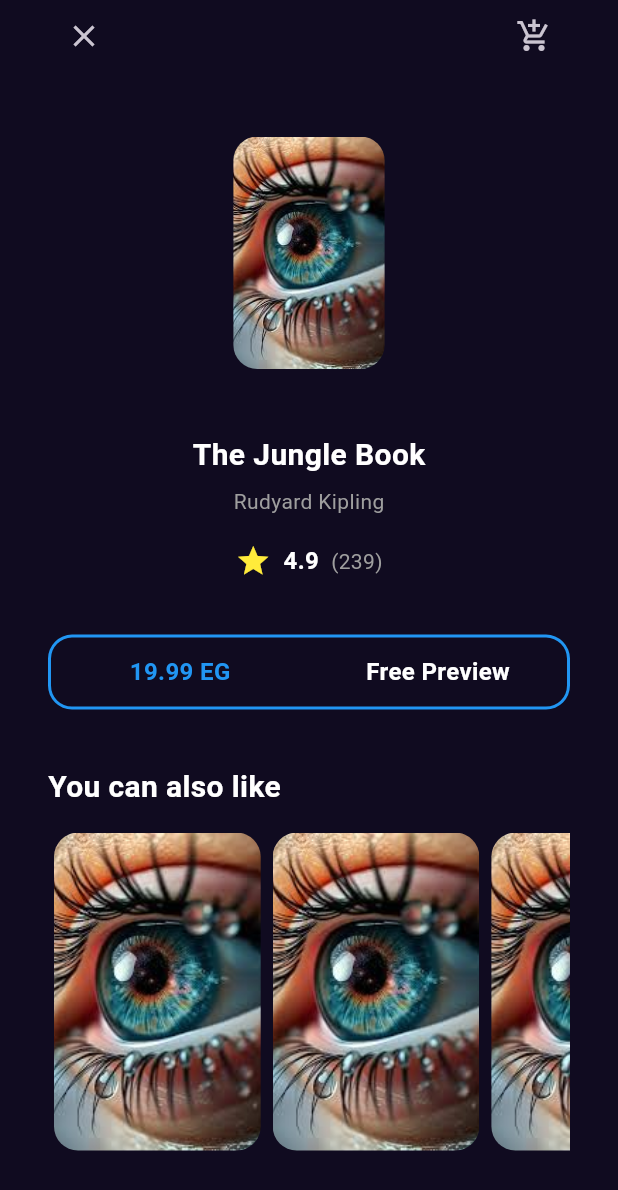
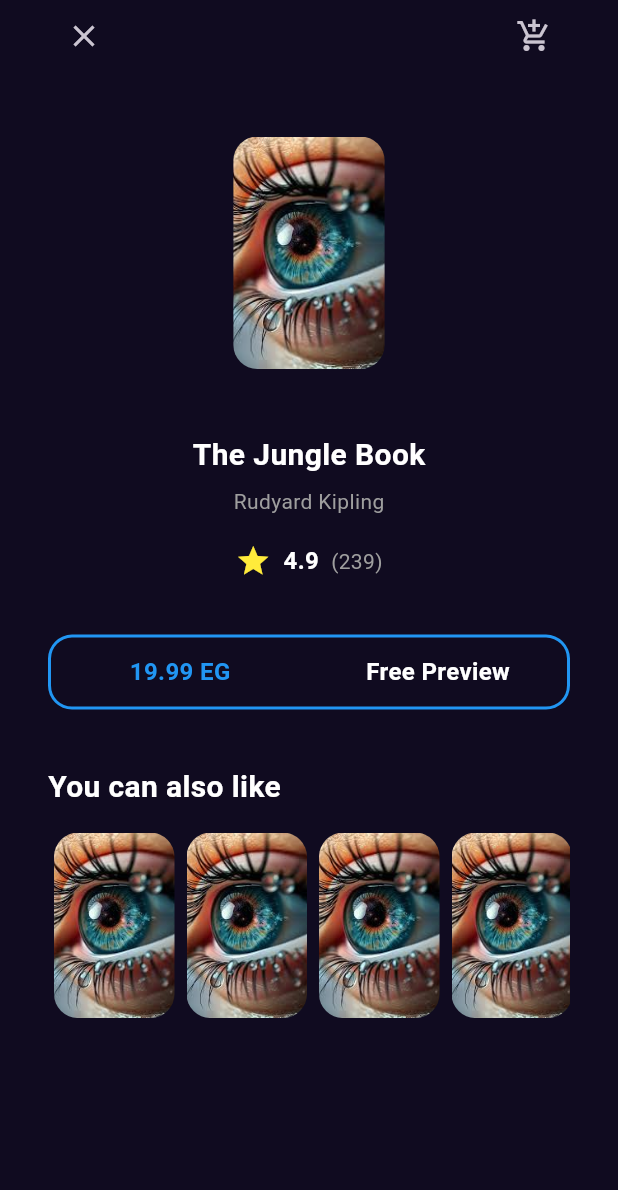
Before and after one commit to AhmedSaleh74/BooklyApp-Clean-Arch-, a Flutter app: the BookDetailsView screen opened by its route, on a phone screen of 412 x 824 dp. Shown: the top 1190 px of the screen. Run offline on Flutter 3.47's test engine with Material 3 defaults, Android fonts, the phone set to English and light mode, and no system bars; our stand-ins replace go_router.

Commit message:
refactor: organize project structure and clean up code

```diff
--- /dev/null
+++ b/lib/features/home/presentation/views/widgets/book_details_section.dart
@@ -0,0 +1,35 @@
+import 'package:flutter/material.dart';
+
+import '../../../../../core/utils/styles.dart';
+import 'book_rating.dart';
+import 'books_action.dart';
+import 'custom_book_image.dart';
+
+class BookDetailsSection extends StatelessWidget {
+  const BookDetailsSection({super.key});
+
+  @override
+  Widget build(BuildContext context) {
+    return Column(
+      children: [
+        Padding(
+          padding: EdgeInsets.symmetric(
+            horizontal: MediaQuery.of(context).size.width * 0.3,
+          ),
+          child: const CustomBookImage(),
+        ),
+        const SizedBox(height: 43),
+        Text(
+          'The Jungle Book',
+          style: Styles.titleMedium.copyWith(color: Colors.white),
+        ),
+        const SizedBox(height: 6),
+        Text('Rudyard Kipling', style: Styles.caption),
+        const SizedBox(height: 18),
+        const BookRating(mainAxisAlignment: MainAxisAlignment.center),
+        const SizedBox(height: 37),
+        const BooksAction(),
+      ],
+    );
+  }
+}
--- a/lib/features/home/presentation/views/widgets/book_details_view_body.dart
+++ b/lib/features/home/presentation/views/widgets/book_details_view_body.dart
@@ -1,10 +1,6 @@
-import 'package:bookly/core/utils/styles.dart';
-import 'package:bookly/features/home/presentation/views/widgets/book_rating.dart';
-import 'package:bookly/features/home/presentation/views/widgets/custom_book_image.dart';
-import 'package:bookly/features/home/presentation/views/widgets/similar_books_listview.dart';
+import 'package:bookly/features/home/presentation/views/widgets/book_details_section.dart';
+import 'package:bookly/features/home/presentation/views/widgets/similar_books_section.dart';
 import 'package:flutter/material.dart';
-
-import 'books_action.dart';
 import 'custom_book_details_appbar.dart';
 
 class BookDetailsViewBody extends StatelessWidget {
@@ -12,43 +8,25 @@ class BookDetailsViewBody extends StatelessWidget {
 
   @override
   Widget build(BuildContext context) {
-    return Padding(
+    return CustomScrollView(
+      slivers: [
+        SliverFillRemaining(
+          hasScrollBody: false,
+          child: Padding(
             padding: const EdgeInsets.symmetric(horizontal: 32.0),
             child: Column(
               children: [
                 const CustomBookDetailsAppBar(),
                 const SizedBox(height: 43),
-          Flexible(
-            child: Padding(
-              padding: EdgeInsets.symmetric(
-                horizontal: MediaQuery.of(context).size.width * 0.3,
-              ),
-              child: const CustomBookImage(),
+                const BookDetailsSection(),
+                const SizedBox(height: 37),
+                const SimilarBooksSection(),
+                const SizedBox(height: 16),
+              ],
             ),
           ),
-          const SizedBox(height: 43),
-          Text(
-            'The Jungle Book',
-            style: Styles.titleMedium.copyWith(color: Colors.white),
         ),
-          const SizedBox(height: 6),
-          Text('Rudyard Kipling', style: Styles.caption),
-          const SizedBox(height: 18),
-          const BookRating(mainAxisAlignment: MainAxisAlignment.center),
-          const SizedBox(height: 37),
-          const BooksAction(),
-          const SizedBox(height: 37),
-          Align(
-            alignment: Alignment.centerLeft,
-            child: Text(
-              'You can also like',
-              style: Styles.titleMedium.copyWith(color: Colors.white),
-            ),
-          ),
-          const SizedBox(height: 16),
-          Expanded(child: SimilarBooksListview()),
       ],
-      ),
     );
   }
 }
--- a/lib/features/home/presentation/views/widgets/similar_books_listview.dart
+++ b/lib/features/home/presentation/views/widgets/similar_books_listview.dart
@@ -8,7 +8,7 @@ class SimilarBooksListview extends StatelessWidget {
   @override
   Widget build(BuildContext context) {
     return SizedBox(
-      height: MediaQuery.sizeOf(context).height * .1,
+      height: MediaQuery.sizeOf(context).height * .15,
       child: ScrollConfiguration(
         behavior: ScrollConfiguration.of(context).copyWith(
           scrollbars: true,
--- /dev/null
+++ b/lib/features/home/presentation/views/widgets/similar_books_section.dart
@@ -0,0 +1,23 @@
+import 'package:bookly/features/home/presentation/views/widgets/similar_books_listview.dart';
+import 'package:flutter/material.dart';
+
+import '../../../../../core/utils/styles.dart';
+
+class SimilarBooksSection extends StatelessWidget {
+  const SimilarBooksSection({super.key});
+
+  @override
+  Widget build(BuildContext context) {
+    return Column(
+      crossAxisAlignment: CrossAxisAlignment.start,
+      children: [
+        Text(
+          'You can also like',
+          style: Styles.titleMedium.copyWith(color: Colors.white),
+        ),
+        const SizedBox(height: 16),
+        const SimilarBooksListview(),
+      ],
+    );
+  }
+}
```
Lines whose indentation alone changed are shown as unchanged.
